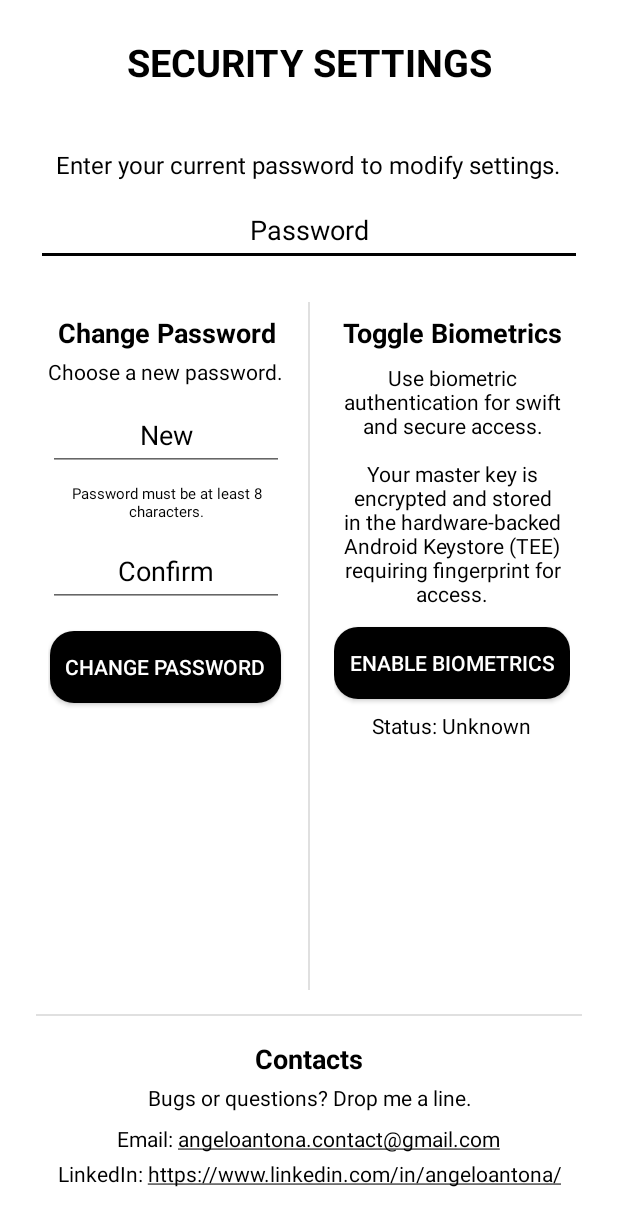
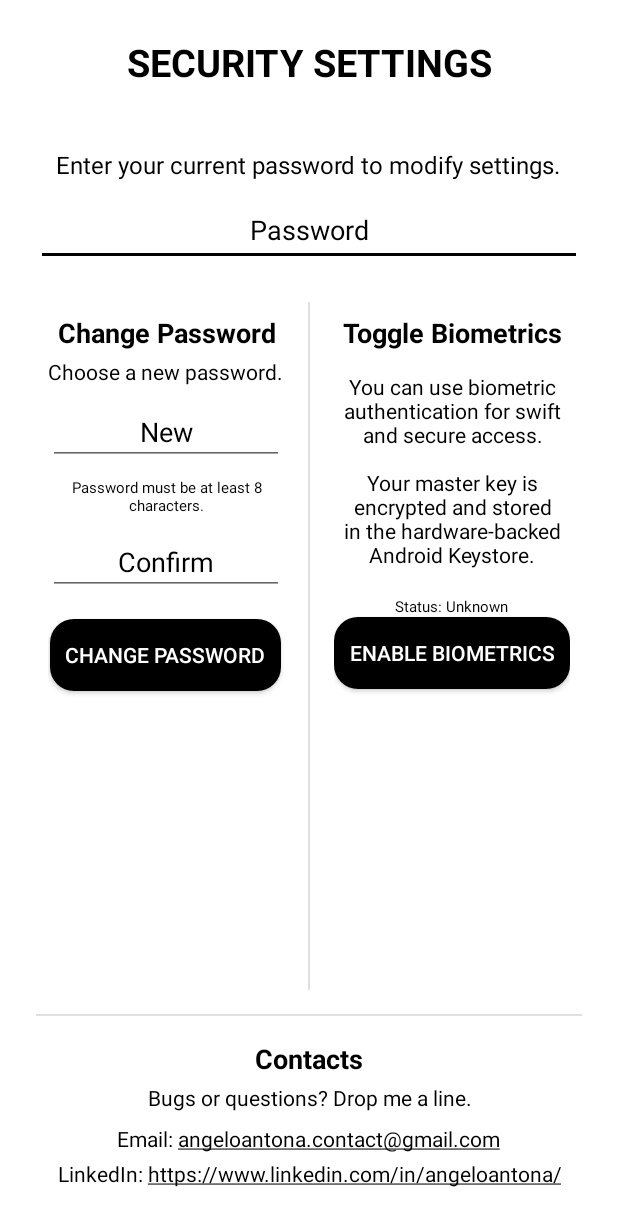
Before and after one commit to AngeloAntona/SecureNotes, an Android app: the ModLockActivity screen opened directly, with no data from a screen before it, on a phone screen of 412 x 824 dp. Shown: the top 1226 px of the screen. Run offline under Robolectric (Android 15) with nearby library versions, the phone set to English and light mode, and no system bars; 1 statement that could not run was skipped.

Commit message:
settings interface

```diff
--- a/app/src/main/res/layout/activity_mod_lock.xml
+++ b/app/src/main/res/layout/activity_mod_lock.xml
@@ -91,7 +91,7 @@
                 android:layout_height="wrap_content"
                 android:hint="New"
                 android:inputType="textPassword"
-                android:padding="12dp"
+                android:padding="10dp"
                 android:gravity="center"
                 android:textColor="?android:textColorPrimary"
                 android:textColorHint="?android:textColorPrimary"
@@ -116,7 +116,7 @@
                 android:layout_height="wrap_content"
                 android:hint="Confirm"
                 android:inputType="textPassword"
-                android:padding="12dp"
+                android:padding="10dp"
                 android:gravity="center"
                 android:textColor="?android:textColorPrimary"
                 android:textColorHint="?android:textColorPrimary"
@@ -165,15 +165,25 @@
             <TextView
                 android:id="@+id/biometricInstruction"
                 android:layout_width="wrap_content"
-                android:layout_height="172dp"
+                android:layout_height="151dp"
                 android:layout_gravity="center_horizontal"
+                android:layout_marginBottom="8dp"
                 android:gravity="center"
-                android:layout_marginBottom="8dp"
-                android:text="Use biometric authentication for swift and secure access.\n\nYour master key is encrypted and stored in the hardware-backed Android Keystore (TEE) requiring fingerprint for access."
+                android:text="You can use biometric authentication for swift and secure access.\n\nYour master key is encrypted and stored in the hardware-backed Android Keystore."
                 android:textColor="?android:textColorPrimary"
                 android:textSize="14sp" />
 
             <!-- Bottone per abilitare/disabilitare la biometria -->
+            <TextView
+                android:id="@+id/biometricStatusTextView"
+                android:layout_width="wrap_content"
+                android:layout_height="wrap_content"
+                android:layout_gravity="center_horizontal"
+                android:gravity="center"
+                android:text="Status: Unknown"
+                android:textColor="?android:textColorPrimary"
+                android:textSize="10sp" />
+
             <Button
                 android:id="@+id/enableBiometricButton"
                 android:layout_width="wrap_content"
@@ -185,15 +195,6 @@
                 android:text="Enable Biometrics"
                 android:textColor="?android:colorBackground" />
 
-            <TextView
-                android:id="@+id/biometricStatusTextView"
-                android:layout_width="wrap_content"
-                android:layout_height="wrap_content"
-                android:layout_gravity="center_horizontal"
-                android:gravity="center"
-                android:text="Status: Unknown"
-                android:textColor="?android:textColorPrimary"
-                android:textSize="14sp" />
         </LinearLayout>
     </LinearLayout>
 
```
